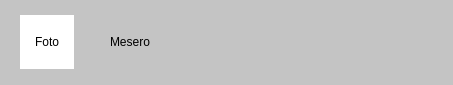
This is appetizer-core/roles.ui in AngelGenis/Appetizer as Qt 5 draws it before an edit. The edited form follows.
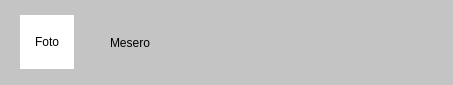
This is the edited form.

What changed in the file:
```diff
--- a/appetizer-core/roles.ui
+++ b/appetizer-core/roles.ui
@@ -13,7 +13,11 @@
   <property name="windowTitle">
    <string>Form</string>
   </property>
-  <widget class="QLabel" name="label">
+  <property name="styleSheet">
+   <string notr="true">background: #C4C4C4;
+border: none;</string>
+  </property>
+  <widget class="QLabel" name="foto">
    <property name="geometry">
     <rect>
      <x>20</x>
@@ -38,34 +42,14 @@
     <rect>
      <x>110</x>
      <y>35</y>
-     <width>47</width>
-     <height>13</height>
+     <width>289</width>
+     <height>16</height>
     </rect>
    </property>
    <property name="text">
     <string>Mesero</string>
    </property>
   </widget>
-  <widget class="QLabel" name="label_3">
-   <property name="geometry">
-    <rect>
-     <x>0</x>
-     <y>0</y>
-     <width>453</width>
-     <height>91</height>
-    </rect>
-   </property>
-   <property name="styleSheet">
-    <string notr="true">background: #C4C4C4;
-border: none;</string>
-   </property>
-   <property name="text">
-    <string/>
-   </property>
-  </widget>
-  <zorder>label_3</zorder>
-  <zorder>label</zorder>
-  <zorder>label_2</zorder>
  </widget>
  <resources/>
  <connections/>
```
Left out of the diff: 2 changed lines with no effect on the pictures.
